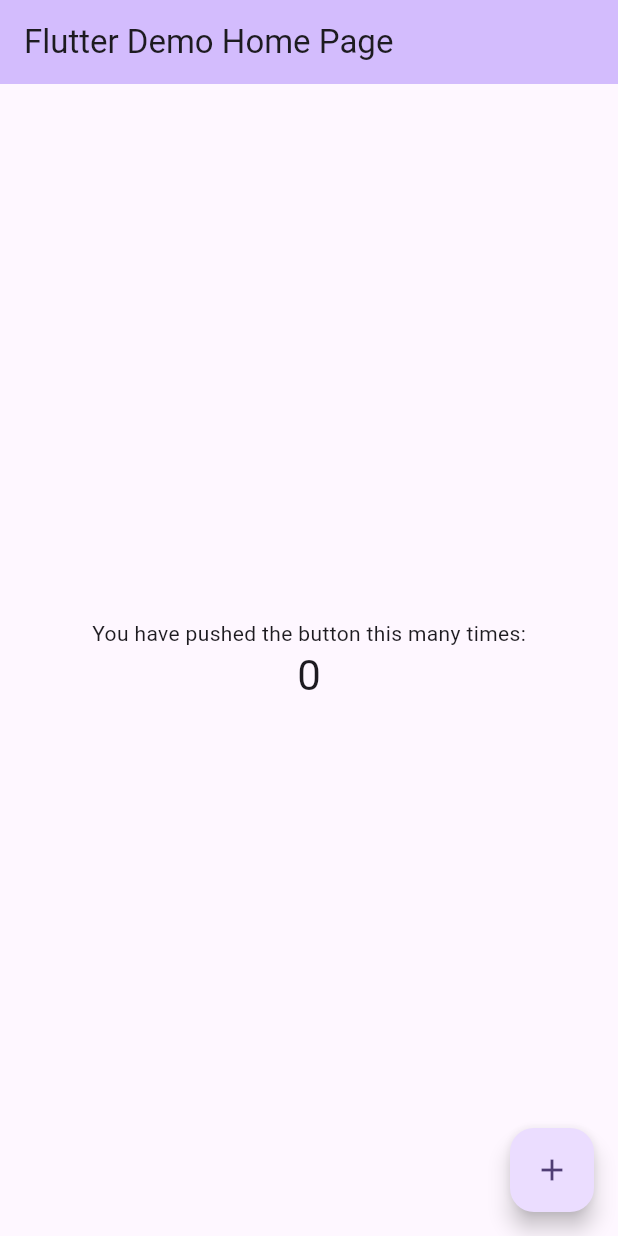
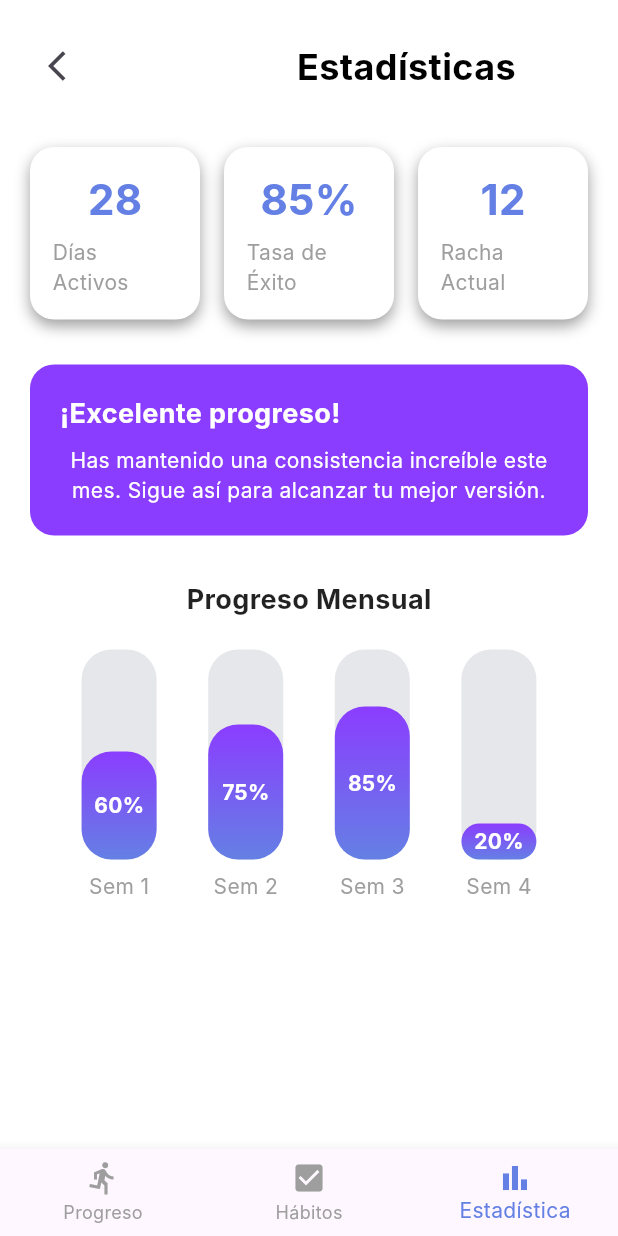
Before and after one commit to playcodehn/codai, a Flutter app: the screen it shows after launch, on a phone screen of 412 x 824 dp. Run offline on Flutter 3.47's test engine with Material 3 defaults, Android fonts, the phone set to English and light mode, and no system bars; Roboto replaces fonts that are missing (Inter).

Commit message:
some change
Bar with percentage inside and label

```diff
--- a/lib/main.dart
+++ b/lib/main.dart
@@ -1,122 +1,228 @@
 import 'package:flutter/material.dart';
 
-void main() {
-  runApp(const MyApp());
-}
+void main() => runApp(const MyApp());
 
 class MyApp extends StatelessWidget {
   const MyApp({super.key});
 
-  // This widget is the root of your application.
   @override
   Widget build(BuildContext context) {
     return MaterialApp(
-      title: 'Flutter Demo',
-      theme: ThemeData(
-        // This is the theme of your application.
-        //
-        // TRY THIS: Try running your application with "flutter run". You'll see
-        // the application has a purple toolbar. Then, without quitting the app,
-        // try changing the seedColor in the colorScheme below to Colors.green
-        // and then invoke "hot reload" (save your changes or press the "hot
-        // reload" button in a Flutter-supported IDE, or press "r" if you used
-        // the command line to start the app).
-        //
-        // Notice that the counter didn't reset back to zero; the application
-        // state is not lost during the reload. To reset the state, use hot
-        // restart instead.
-        //
-        // This works for code too, not just values: Most code changes can be
-        // tested with just a hot reload.
-        colorScheme: ColorScheme.fromSeed(seedColor: Colors.deepPurple),
-      ),
-      home: const MyHomePage(title: 'Flutter Demo Home Page'),
+      title: 'Estadísticas',
+      theme: ThemeData(fontFamily: 'Inter'),
+      home: const StatisticsScreen(),
+      debugShowCheckedModeBanner: false,
     );
   }
 }
 
-class MyHomePage extends StatefulWidget {
-  const MyHomePage({super.key, required this.title});
-
-  // This widget is the home page of your application. It is stateful, meaning
-  // that it has a State object (defined below) that contains fields that affect
-  // how it looks.
-
-  // This class is the configuration for the state. It holds the values (in this
-  // case the title) provided by the parent (in this case the App widget) and
-  // used by the build method of the State. Fields in a Widget subclass are
-  // always marked "final".
-
-  final String title;
-
-  @override
-  State<MyHomePage> createState() => _MyHomePageState();
-}
-
-class _MyHomePageState extends State<MyHomePage> {
-  int _counter = 0;
-
-  void _incrementCounter() {
-    setState(() {
-      // This call to setState tells the Flutter framework that something has
-      // changed in this State, which causes it to rerun the build method below
-      // so that the display can reflect the updated values. If we changed
-      // _counter without calling setState(), then the build method would not be
-      // called again, and so nothing would appear to happen.
-      _counter++;
-    });
-  }
+class StatisticsScreen extends StatelessWidget {
+  const StatisticsScreen({super.key});
 
   @override
   Widget build(BuildContext context) {
-    // This method is rerun every time setState is called, for instance as done
-    // by the _incrementCounter method above.
-    //
-    // The Flutter framework has been optimized to make rerunning build methods
-    // fast, so that you can just rebuild anything that needs updating rather
-    // than having to individually change instances of widgets.
     return Scaffold(
-      appBar: AppBar(
-        // TRY THIS: Try changing the color here to a specific color (to
-        // Colors.amber, perhaps?) and trigger a hot reload to see the AppBar
-        // change color while the other colors stay the same.
-        backgroundColor: Theme.of(context).colorScheme.inversePrimary,
-        // Here we take the value from the MyHomePage object that was created by
-        // the App.build method, and use it to set our appbar title.
-        title: Text(widget.title),
+      backgroundColor: Colors.white,
+
+      // Barra_nav_inferior
+      bottomNavigationBar: BottomNavigationBar(
+        currentIndex: 2, // Estadísticas seleccionada
+        selectedItemColor: const Color(0xFF6480E4), // Color morado claro
+        unselectedItemColor: Colors.grey,
+        onTap: (index) {},
+        items: const [
+          BottomNavigationBarItem(
+            icon: Icon(Icons.directions_run),
+            label: 'Progreso',
+          ),
+          BottomNavigationBarItem(
+            icon: Icon(Icons.check_box),
+            label: 'Hábitos',
+          ),
+          BottomNavigationBarItem(
+            icon: Icon(Icons.bar_chart),
+            label: 'Estadística',
+          ),
+        ],
       ),
-      body: Center(
-        // Center is a layout widget. It takes a single child and positions it
-        // in the middle of the parent.
-        child: Column(
-          // Column is also a layout widget. It takes a list of children and
-          // arranges them vertically. By default, it sizes itself to fit its
-          // children horizontally, and tries to be as tall as its parent.
-          //
-          // Column has various properties to control how it sizes itself and
-          // how it positions its children. Here we use mainAxisAlignment to
-          // center the children vertically; the main axis here is the vertical
-          // axis because Columns are vertical (the cross axis would be
-          // horizontal).
-          //
-          // TRY THIS: Invoke "debug painting" (choose the "Toggle Debug Paint"
-          // action in the IDE, or press "p" in the console), to see the
-          // wireframe for each widget.
-          mainAxisAlignment: MainAxisAlignment.center,
-          children: <Widget>[
-            const Text('You have pushed the button this many times:'),
-            Text(
-              '$_counter',
-              style: Theme.of(context).textTheme.headlineMedium,
-            ),
-          ],
+
+      body: SafeArea(
+        child: SingleChildScrollView(
+          // Evita overflow
+          padding: const EdgeInsets.all(20.0),
+          child: Column(
+            crossAxisAlignment: CrossAxisAlignment.center,
+            children: [
+              // Encabezado
+              Row(
+                children: [
+                  IconButton(
+                    icon: const Icon(Icons.arrow_back_ios),
+                    onPressed: () {},
+                  ),
+                  const Expanded(
+                    child: Text(
+                      'Estadísticas',
+                      textAlign: TextAlign.right,
+                      style: TextStyle(
+                        fontSize: 24,
+                        fontWeight: FontWeight.bold,
+                        color: Colors.black,
+                      ),
+                    ),
+                  ),
+                  const SizedBox(width: 48),
+                ],
+              ),
+              const SizedBox(height: 30),
+
+              // Tarjetas de estadísticas principales
+              Row(
+                mainAxisAlignment: MainAxisAlignment.spaceBetween,
+                children: [
+                  Expanded(child: _buildStatCard('28', 'Días Activos')),
+                  const SizedBox(width: 16),
+                  Expanded(child: _buildStatCard('85%', 'Tasa de Éxito')),
+                  const SizedBox(width: 16),
+                  Expanded(child: _buildStatCard('12', 'Racha Actual')),
+                ],
+              ),
+              const SizedBox(height: 30),
+
+              // Mensaje_progreso
+              _buildProgressMessage(),
+              const SizedBox(height: 30),
+
+              // Título progreso mensual
+              const Text(
+                'Progreso Mensual',
+                style: TextStyle(
+                  fontSize: 18,
+                  fontWeight: FontWeight.bold,
+                  color: Colors.black87,
+                ),
+              ),
+              const SizedBox(height: 20),
+
+              // Barras_etiquetas_valores
+              Row(
+                mainAxisAlignment: MainAxisAlignment.spaceEvenly,
+                children: [
+                  _buildProgressBar(0.60, 'Sem 1'),
+                  _buildProgressBar(0.75, 'Sem 2'),
+                  _buildProgressBar(0.85, 'Sem 3'),
+                  _buildProgressBar(0.20, 'Sem 4'),
+                ],
+              ),
+            ],
+          ),
         ),
       ),
-      floatingActionButton: FloatingActionButton(
-        onPressed: _incrementCounter,
-        tooltip: 'Increment',
-        child: const Icon(Icons.add),
-      ), // This trailing comma makes auto-formatting nicer for build methods.
+    );
+  }
+
+  // Tarjeta de estadísticas
+  static Widget _buildStatCard(String value, String title) {
+    return Container(
+      padding: const EdgeInsets.all(15),
+      decoration: BoxDecoration(
+        color: Colors.white,
+        borderRadius: BorderRadius.circular(16),
+        boxShadow: [
+          BoxShadow(
+            color: Colors.grey,
+            blurRadius: 8,
+            offset: const Offset(0, 4),
+          ),
+        ],
+      ),
+      child: Column(
+        children: [
+          Text(
+            value,
+            style: const TextStyle(
+              fontSize: 28,
+              fontWeight: FontWeight.bold,
+              color: Color(0xFF6480E4), // Color solicitado
+            ),
+          ),
+          const SizedBox(height: 5),
+          Text(title, style: const TextStyle(fontSize: 14, color: Colors.grey)),
+        ],
+      ),
+    );
+  }
+
+  // Mensaje de progreso
+  static Widget _buildProgressMessage() {
+    return Container(
+      padding: const EdgeInsets.all(20),
+      decoration: BoxDecoration(
+        color: const Color(0xFF8B3DFF), // Fondo morado
+        borderRadius: BorderRadius.circular(16),
+      ),
+      child: const Column(
+        crossAxisAlignment: CrossAxisAlignment.start,
+        children: [
+          Text(
+            textAlign: TextAlign.center,
+            '¡Excelente progreso!',
+            style: TextStyle(
+              fontSize: 18,
+              fontWeight: FontWeight.bold,
+              color: Colors.white,
+            ),
+          ),
+          SizedBox(height: 8),
+          Text(
+            textAlign: TextAlign.center,
+            'Has mantenido una consistencia increíble este mes. '
+            'Sigue así para alcanzar tu mejor versión.',
+            style: TextStyle(fontSize: 14, color: Colors.white),
+          ),
+        ],
+      ),
+    );
+  }
+
+  // Barra_porcentaje
+  static Widget _buildProgressBar(double percent, String weekLabel) {
+    return Column(
+      children: [
+        Container(
+          height: 140,
+          width: 50, // Más juntas
+          decoration: BoxDecoration(
+            color: const Color(0xFFE5E7EB),
+            borderRadius: BorderRadius.circular(20),
+          ),
+          child: Align(
+            alignment: Alignment.bottomCenter,
+            child: Container(
+              height: 120 * percent,
+              decoration: BoxDecoration(
+                gradient: const LinearGradient(
+                  colors: [Color(0xFF6480E4), Color(0xFF8B3DFF)],
+                  begin: Alignment.bottomCenter,
+                  end: Alignment.topCenter,
+                ),
+                borderRadius: BorderRadius.circular(20),
+              ),
+              child: Center(
+                child: Text(
+                  '${(percent * 100).toInt()}%',
+                  style: const TextStyle(
+                    color: Colors.white, // Porcentaje blanco
+                    fontWeight: FontWeight.bold,
+                  ),
+                ),
+              ),
+            ),
+          ),
+        ),
+        const SizedBox(height: 8),
+        Text(weekLabel, style: const TextStyle(color: Colors.grey)),
+      ],
     );
   }
 }
```
